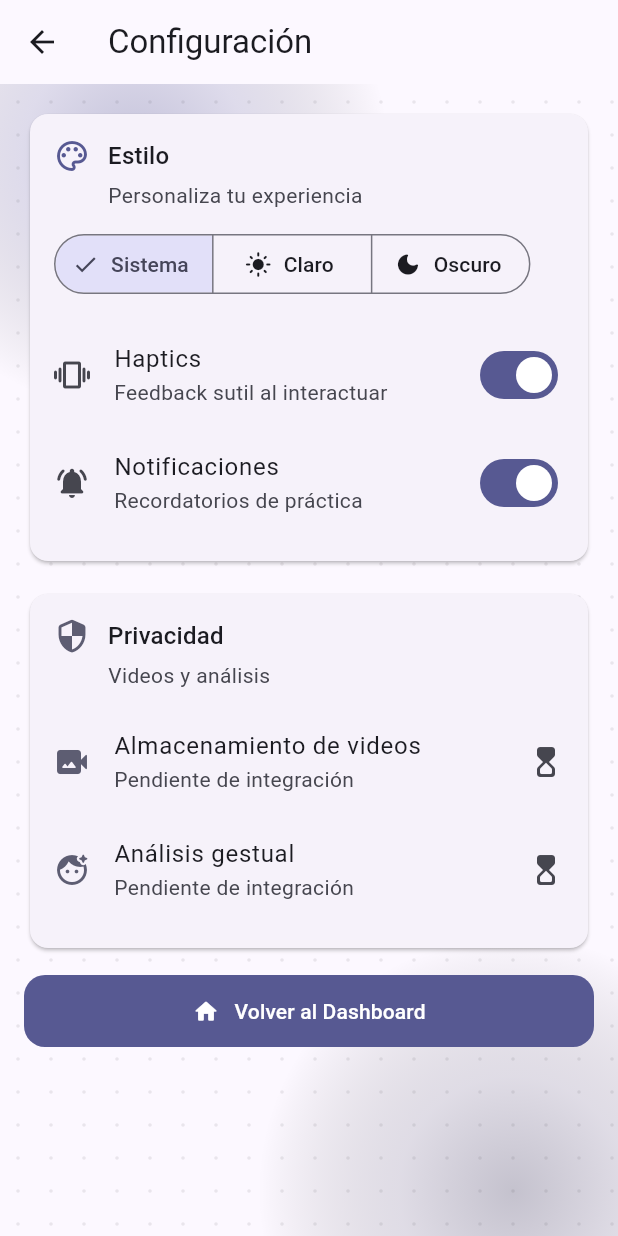
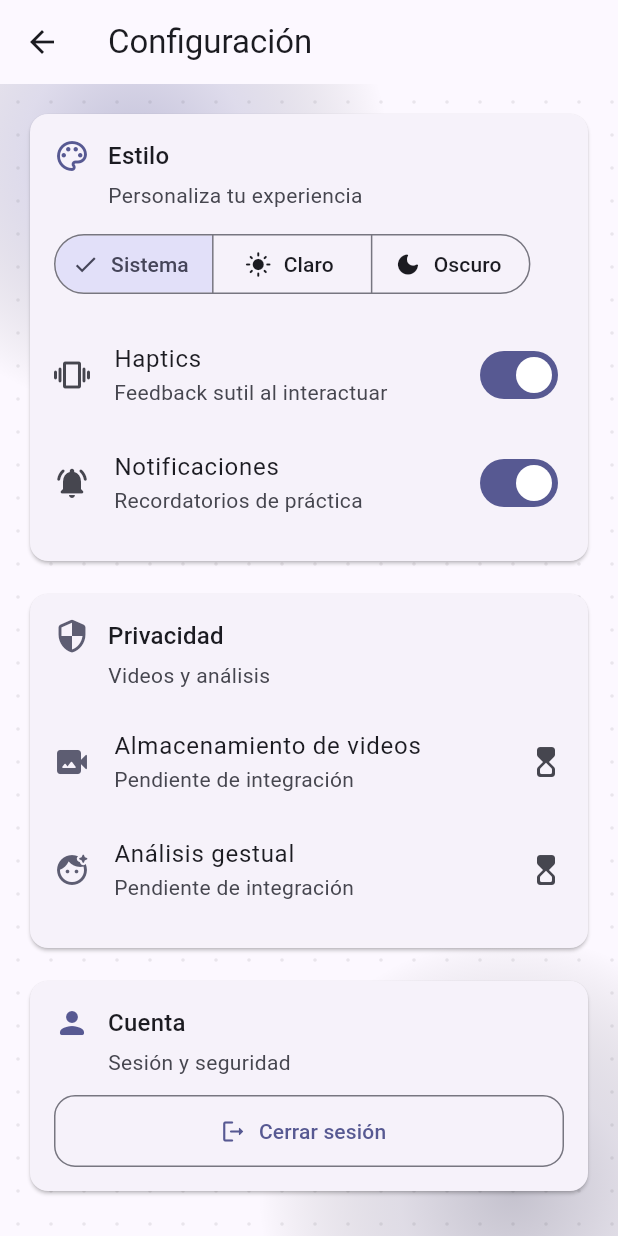
Before and after one commit to Juan-Camilo-Martinez-B/Prep_Up, a Flutter app: the SettingsScreen screen opened by its route, on a phone screen of 412 x 824 dp. Run offline on Flutter 3.47's test engine with Material 3 defaults, Android fonts, the phone set to English and light mode, and no system bars; our stand-ins replace flutter_dotenv, shared_preferences, supabase_flutter; accounts and stored records are empty.

Commit message:
Cerrar sesión en ajustes

```diff
--- a/lib/presentation/screens/auth/register_screen.dart
+++ b/lib/presentation/screens/auth/register_screen.dart
@@ -1,5 +1,4 @@
 import 'package:flutter/material.dart';
-import 'package:supabase_flutter/supabase_flutter.dart';
 import 'package:prep_up/core/navigation/app_routes.dart';
 import 'package:prep_up/domain/services/auth_service.dart';
 import 'package:prep_up/presentation/widgets/app_card.dart';
--- a/lib/presentation/screens/auth/splash_screen.dart
+++ b/lib/presentation/screens/auth/splash_screen.dart
@@ -26,6 +26,10 @@ class _SplashScreenState extends State<SplashScreen> {
       if (_authService.currentUser != null) {
         if (mounted) {
           Navigator.of(context).pushReplacementNamed(AppRoutes.dashboard);
+        }
+      } else {
+        if (mounted) {
+          Navigator.of(context).pushReplacementNamed(AppRoutes.login);
         }
       }
     });
--- a/lib/presentation/screens/settings/settings_screen.dart
+++ b/lib/presentation/screens/settings/settings_screen.dart
@@ -1,10 +1,11 @@
 import 'package:flutter/material.dart';
+import 'package:prep_up/core/navigation/app_routes.dart';
 import 'package:prep_up/domain/entities/app_settings_model.dart';
-import 'package:prep_up/theme/app_theme.dart';
-import 'package:prep_up/core/navigation/app_routes.dart';
+import 'package:prep_up/domain/services/auth_service.dart';
 import 'package:prep_up/presentation/widgets/app_card.dart';
 import 'package:prep_up/presentation/widgets/app_primary_button.dart';
 import 'package:prep_up/presentation/widgets/app_screen_scaffold.dart';
+import 'package:prep_up/theme/app_theme.dart';
 
 class SettingsScreen extends StatefulWidget {
   const SettingsScreen({super.key});
@@ -131,6 +132,38 @@ class _SettingsScreenState extends State<SettingsScreen> {
             ),
           ),
           const SizedBox(height: 14),
+          AppCard(
+            title: 'Cuenta',
+            subtitle: 'Sesión y seguridad',
+            leading: Icon(Icons.person_rounded, color: scheme.primary),
+            child: Row(
+              children: [
+                Expanded(
+                  child: OutlinedButton.icon(
+                    onPressed: () async {
+                      final auth = AuthService();
+                      final navigator = Navigator.of(context);
+                      await auth.signOut();
+                      if (!mounted) return;
+                      navigator.pushNamedAndRemoveUntil(
+                        AppRoutes.login,
+                        (r) => false,
+                      );
+                    },
+                    style: OutlinedButton.styleFrom(
+                      minimumSize: const Size(0, 48),
+                      shape: RoundedRectangleBorder(
+                        borderRadius: BorderRadius.circular(14),
+                      ),
+                    ),
+                    icon: const Icon(Icons.logout_rounded),
+                    label: const Text('Cerrar sesión'),
+                  ),
+                ),
+              ],
+            ),
+          ),
+          const SizedBox(height: 14),
           AppPrimaryButton(
             label: 'Volver al Dashboard',
             icon: Icons.home_rounded,
--- a/pubspec.yaml
+++ b/pubspec.yaml
@@ -36,6 +36,7 @@ dependencies:
   cupertino_icons: ^1.0.8
   supabase_flutter: ^2.8.1
   flutter_dotenv: ^5.2.1
+  shared_preferences: ^2.3.2
 
 dev_dependencies:
   flutter_test:
```
Also changed, not shown: lib/domain/services/auth_preferences.dart (added, +15 -0 lines), lib/main.dart (+9 -2 lines), lib/presentation/screens/auth/login_screen.dart (+20 -0 lines), pubspec.lock.
